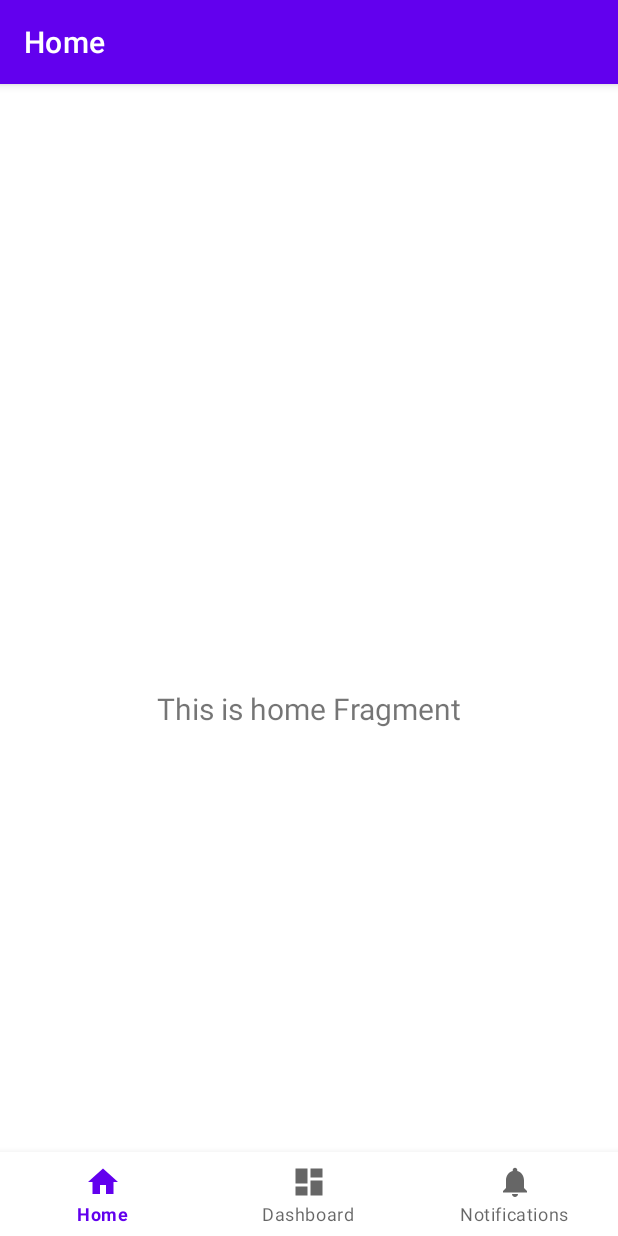
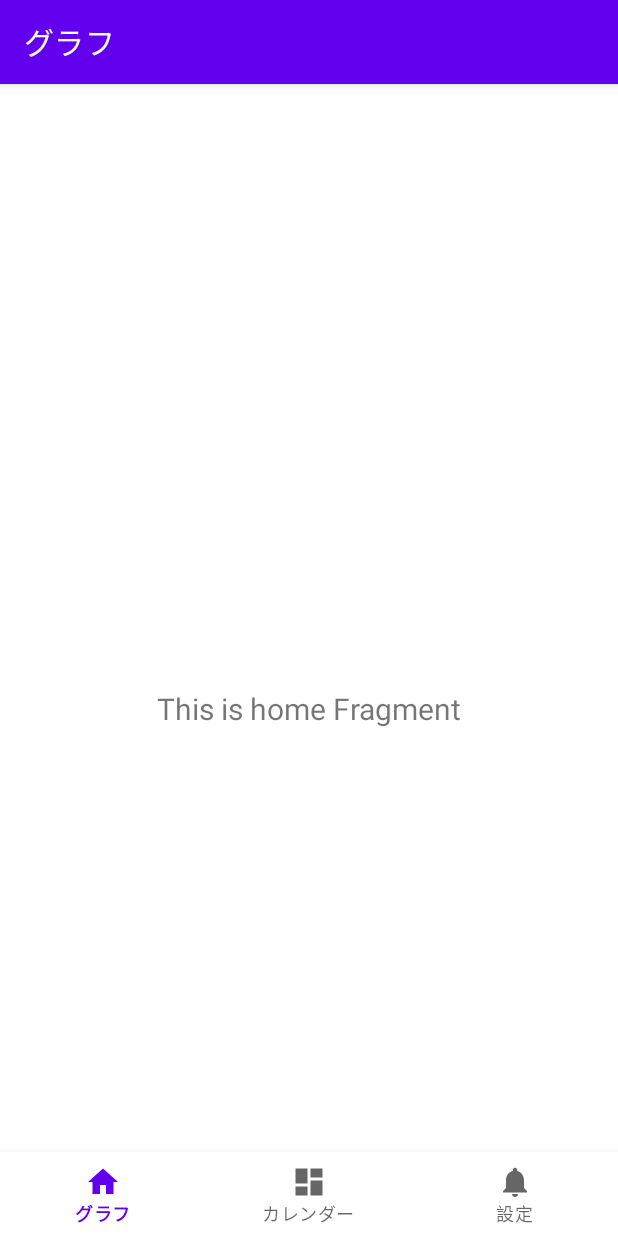
Before and after one commit to ryohamag/Get, an Android app: the screen it shows after launch (MainActivity), on a phone screen of 412 x 824 dp. Run offline under Robolectric (Android 15) with nearby library versions, the phone set to English and light mode, and no system bars; our stand-ins replace navigation-ui.

Commit message:
グラフ、月等のstring記入、id変更前

```diff
--- a/app/src/main/res/values/strings.xml
+++ b/app/src/main/res/values/strings.xml
@@ -1,6 +1,9 @@
 <resources>
     <string name="app_name">Get Out</string>
-    <string name="title_home">Home</string>
-    <string name="title_dashboard">Dashboard</string>
-    <string name="title_notifications">Notifications</string>
+    <string name="title_home">グラフ</string>
+    <string name="title_dashboard">カレンダー</string>
+    <string name="title_notifications">設定</string>
+    <string name="month">月</string>
+    <string name="week">週</string>
+    <string name="day">日</string>
 </resources>
```
Also changed, not shown: 1 other file.
